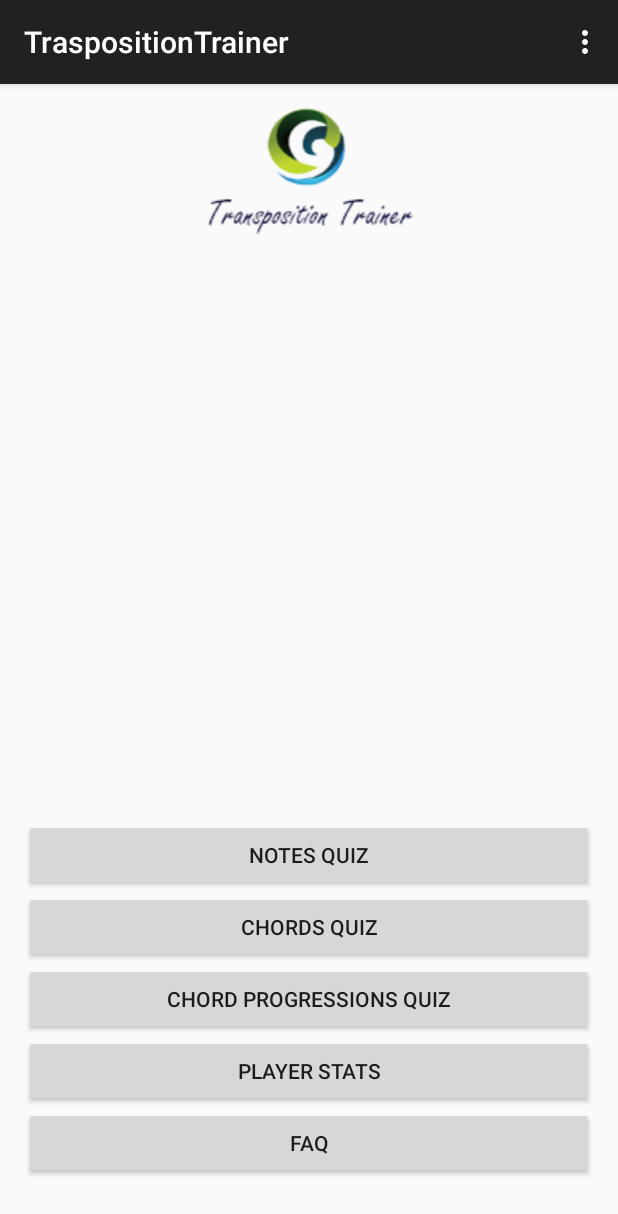
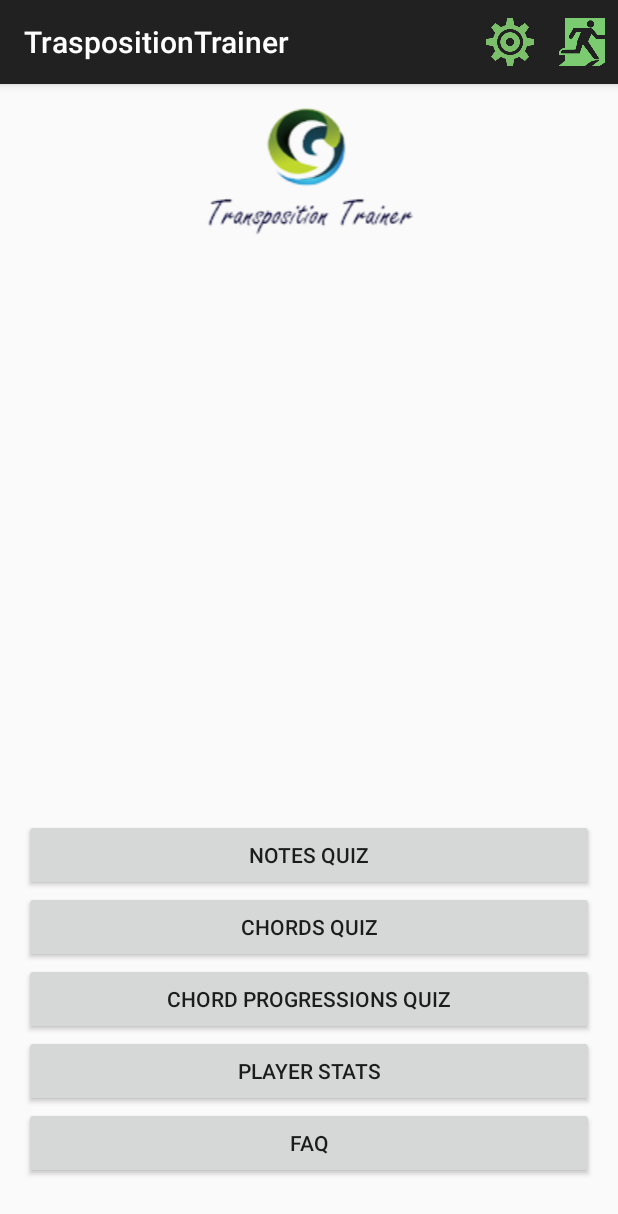
Before and after one commit to juanlet/TT, an Android app: the screen it shows after launch (MainActivity), on a phone screen of 412 x 824 dp. Shown: the top 1214 px of the screen. Run offline under Robolectric (Android 15) with nearby library versions, the phone set to English and light mode, and no system bars; libraries missing offline, so code that uses them is left out: com.readystatesoftware.sqliteasset; 3 statements that could not run were skipped.

Commit message:
comment3

```diff
--- a/app/src/main/res/menu/menu_main.xml
+++ b/app/src/main/res/menu/menu_main.xml
@@ -1,6 +1,14 @@
 <menu xmlns:android="http://schemas.android.com/apk/res/android"
     xmlns:app="http://schemas.android.com/apk/res-auto"
     xmlns:tools="http://schemas.android.com/tools" tools:context=".MainActivity">
-    <item android:id="@+id/action_settings" android:title="@string/action_settings"
-        android:orderInCategory="100" app:showAsAction="never" />
+    <item android:id="@+id/action_settings"
+        android:title="@string/action_settings"
+        android:orderInCategory="100"
+        app:showAsAction="ifRoom"
+        android:icon="@drawable/settings_icon"/>
+    <item android:id="@+id/exit_icon"
+        android:title="@string/action_settings"
+        android:orderInCategory="100"
+        app:showAsAction="ifRoom"
+        android:icon="@drawable/exit_icon"/>
 </menu>
```
Also changed, not shown: app/src/main/res/drawable/exit_icon.png (added), app/src/main/res/drawable/settings_icon.png (added).
